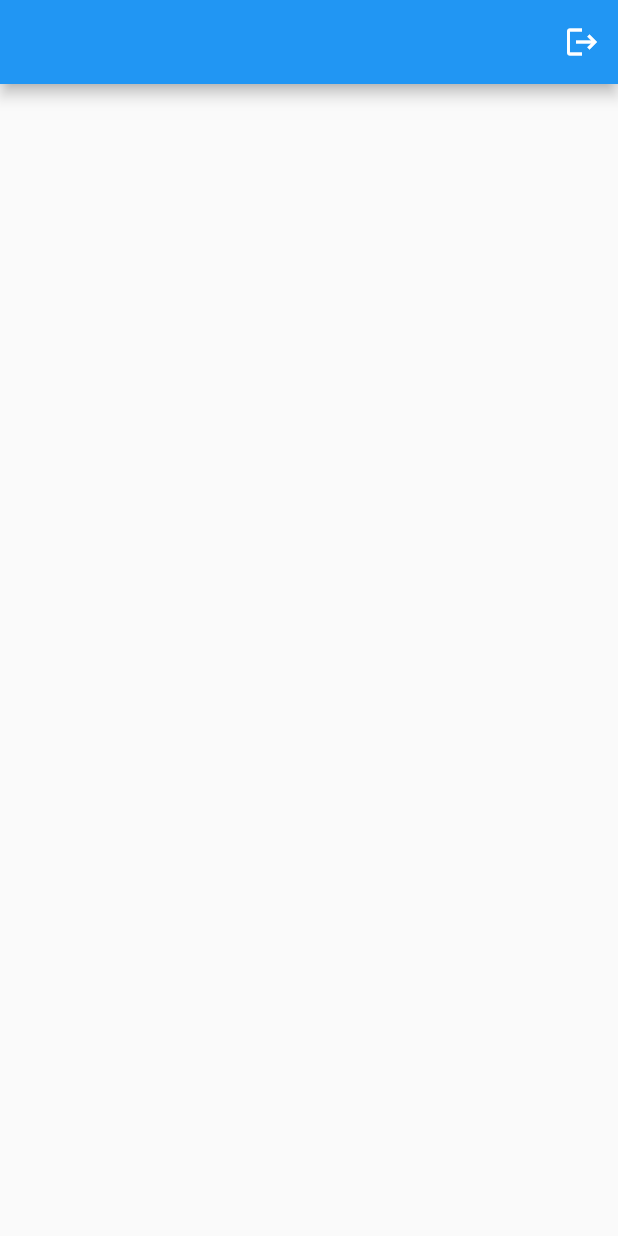
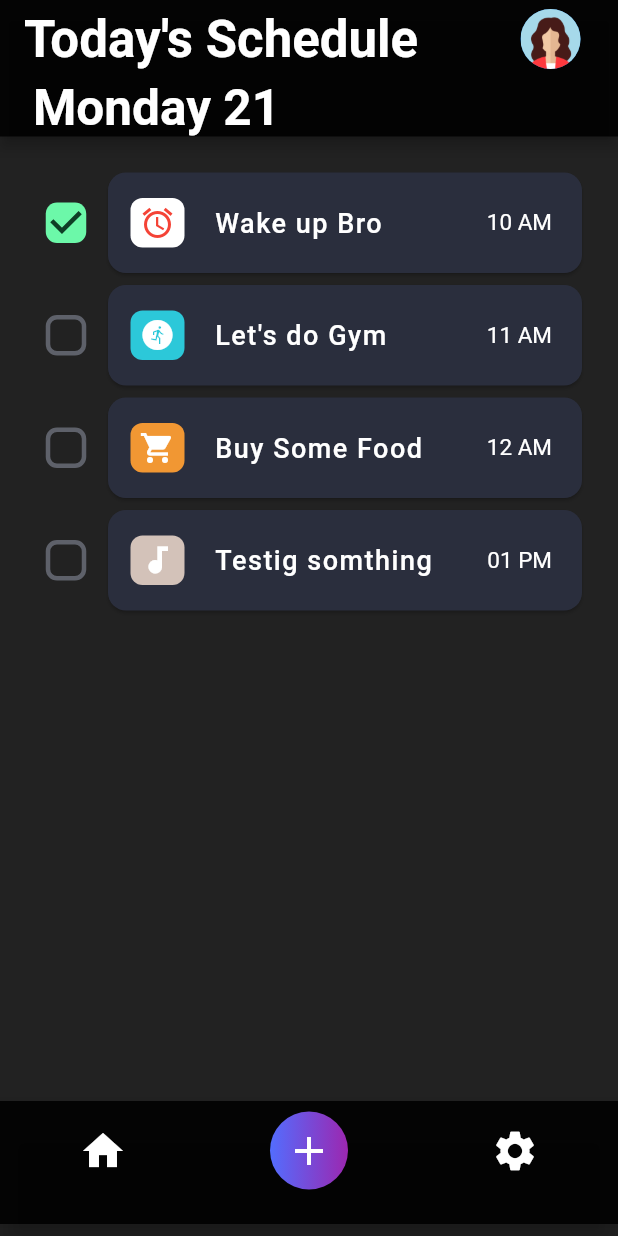
Before and after one commit to putrilydia/todo, a Flutter app: the HomePage screen opened directly, on a phone screen of 412 x 824 dp. Run offline on Flutter 3.47's test engine with Material 2 defaults, Android fonts, the phone set to English and light mode, and no system bars; our stand-ins replace firebase_auth, firebase_core, flutter_secure_storage, flutter_svg, google_sign_in, otp_text_field; accounts and stored records are empty.

Commit message:
create home page

```diff
--- /dev/null
+++ b/lib/Custom/TodoCard.dart
@@ -0,0 +1,101 @@
+import 'package:flutter/material.dart';
+
+class TodoCard extends StatelessWidget {
+  const TodoCard(
+      {Key? key,
+      required this.title,
+      required this.iconData,
+      required this.iconColor,
+      required this.time,
+      required this.check,
+      required this.iconBgColor})
+      : super(key: key);
+
+  final String title;
+  final IconData iconData;
+  final Color iconColor;
+  final String time;
+  final bool check;
+  final Color iconBgColor;
+
+  @override
+  Widget build(BuildContext context) {
+    return Container(
+      width: MediaQuery.of(context).size.width,
+      child: Row(
+        children: [
+          Theme(
+            child: Transform.scale(
+              scale: 1.5,
+              child: Checkbox(
+                shape: RoundedRectangleBorder(
+                    borderRadius: BorderRadius.circular(5)),
+                value: check,
+                activeColor: Color(0xff6cf8a9),
+                checkColor: Color(0xff0e3e26),
+                onChanged: (bool? value) {},
+              ),
+            ),
+            data: ThemeData(
+              primarySwatch: Colors.blue,
+              unselectedWidgetColor: Color(0xff5e616a),
+            ),
+          ),
+          Expanded(
+            child: Container(
+              height: 75,
+              child: Card(
+                shape: RoundedRectangleBorder(
+                    borderRadius: BorderRadius.circular(12)),
+                color: Color(0xff2a2e3d),
+                child: Row(
+                  children: [
+                    SizedBox(
+                      width: 15,
+                    ),
+                    Container(
+                      height: 33,
+                      width: 36,
+                      decoration: BoxDecoration(
+                        color: iconBgColor,
+                        borderRadius: BorderRadius.circular(8),
+                      ),
+                      child: Icon(
+                        iconData,
+                        color: iconColor,
+                      ),
+                    ),
+                    SizedBox(
+                      width: 20,
+                    ),
+                    Expanded(
+                      child: Text(
+                        title,
+                        style: TextStyle(
+                          fontSize: 18,
+                          letterSpacing: 1,
+                          fontWeight: FontWeight.w500,
+                          color: Colors.white,
+                        ),
+                      ),
+                    ),
+                    Text(
+                      time,
+                      style: TextStyle(
+                        fontSize: 15,
+                        color: Colors.white,
+                      ),
+                    ),
+                    SizedBox(
+                      width: 20,
+                    ),
+                  ],
+                ),
+              ),
+            ),
+          ),
+        ],
+      ),
+    );
+  }
+}
--- a/lib/main.dart
+++ b/lib/main.dart
@@ -41,7 +41,8 @@ class _MyAppState extends State<MyApp> {
   @override
   Widget build(BuildContext context) {
     return MaterialApp(
-      home: AddTodoPage(),
+      debugShowCheckedModeBanner: false,
+      home: HomePage(),
     );
   }
 }
--- a/lib/pages/HomePage.dart
+++ b/lib/pages/HomePage.dart
@@ -1,6 +1,8 @@
+import 'package:todo/Custom/TodoCard.dart';
 import 'package:todo/Service/Auth_Service.dart';
 import 'package:todo/main.dart';
 import 'package:flutter/material.dart';
+import 'package:todo/pages/AddTodo.dart';
 
 class HomePage extends StatefulWidget {
   HomePage({Key? key}) : super(key: key);
@@ -14,19 +16,159 @@ class _HomePageState extends State<HomePage> {
   @override
   Widget build(BuildContext context) {
     return Scaffold(
+      backgroundColor: Colors.black87,
       appBar: AppBar(
+        backgroundColor: Colors.black87,
+        title: Text(
+          "Today's Schedule",
+          style: TextStyle(
+            fontSize: 34,
+            fontWeight: FontWeight.bold,
+            color: Colors.white,
+          ),
+        ),
         actions: [
-          IconButton(
-              icon: Icon(Icons.logout),
-              onPressed: () async {
-                await authClass.signOut();
-                Navigator.pushAndRemoveUntil(
-                    context,
-                    MaterialPageRoute(builder: (builder) => MyApp()),
-                    (route) => false);
-              }),
+          CircleAvatar(
+            backgroundImage: AssetImage('assets/profile.png'),
+          ),
+          SizedBox(
+            width: 25,
+          ),
         ],
+        bottom: PreferredSize(
+          child: Align(
+            alignment: Alignment.centerLeft,
+            child: Padding(
+              padding: const EdgeInsets.only(left: 22),
+              child: Text(
+                "Monday 21",
+                style: TextStyle(
+                  fontSize: 33,
+                  fontWeight: FontWeight.w600,
+                  color: Colors.white,
+                ),
+              ),
+            ),
+          ),
+          preferredSize: Size.fromHeight(35),
+        ),
+      ),
+      bottomNavigationBar: Padding(
+        padding: const EdgeInsets.symmetric(vertical: 8.0),
+        child: BottomNavigationBar(
+          backgroundColor: Colors.black87,
+          items: [
+            BottomNavigationBarItem(
+              icon: Icon(
+                Icons.home,
+                size: 32,
+                color: Colors.white,
+              ),
+              title: Container(),
+            ),
+            BottomNavigationBarItem(
+              icon: InkWell(
+                onTap: () {
+                  Navigator.push(context,
+                      MaterialPageRoute(builder: (builder) => AddTodoPage()));
+                },
+                child: Container(
+                  height: 52,
+                  width: 52,
+                  decoration: BoxDecoration(
+                      shape: BoxShape.circle,
+                      gradient: LinearGradient(colors: [
+                        Colors.indigoAccent,
+                        Colors.purple,
+                      ])),
+                  child: Icon(
+                    Icons.add,
+                    size: 32,
+                    color: Colors.white,
+                  ),
+                ),
+              ),
+              title: Container(),
+            ),
+            BottomNavigationBarItem(
+              backgroundColor: Colors.black87,
+              icon: Icon(
+                Icons.settings,
+                size: 32,
+                color: Colors.white,
+              ),
+              title: Container(),
+            ),
+          ],
+        ),
+      ),
+      body: SingleChildScrollView(
+        child: Container(
+          height: MediaQuery.of(context).size.height,
+          width: MediaQuery.of(context).size.width,
+          padding: EdgeInsets.symmetric(
+            horizontal: 20,
+            vertical: 20,
+          ),
+          child: Column(
+            children: [
+              TodoCard(
+                title: "Wake up Bro",
+                check: true,
+                iconBgColor: Colors.white,
+                iconColor: Colors.red,
+                iconData: Icons.alarm,
+                time: "10 AM",
+              ),
+              SizedBox(
+                width: 10,
+              ),
+              TodoCard(
+                title: "Let's do Gym",
+                check: false,
+                iconBgColor: Color(0xff2cc8d9),
+                iconColor: Colors.white,
+                iconData: Icons.run_circle,
+                time: "11 AM",
+              ),
+              SizedBox(
+                width: 10,
+              ),
+              TodoCard(
+                title: "Buy Some Food",
+                check: false,
+                iconBgColor: Color(0xfff19733),
+                iconColor: Colors.white,
+                iconData: Icons.local_grocery_store,
+                time: "12 AM",
+              ),
+              SizedBox(
+                width: 10,
+              ),
+              TodoCard(
+                title: "Testig somthing",
+                check: false,
+                iconBgColor: Color(0xffd3c2b9),
+                iconColor: Colors.white,
+                iconData: Icons.audiotrack,
+                time: "01 PM",
+              ),
+              SizedBox(
+                width: 10,
+              ),
+            ],
+          ),
+        ),
       ),
     );
   }
 }
+// IconButton(
+//               icon: Icon(Icons.logout),
+//               onPressed: () async {
+//                 await authClass.signOut();
+//                 Navigator.pushAndRemoveUntil(
+//                     context,
+//                     MaterialPageRoute(builder: (builder) => MyApp()),
+//                     (route) => false);
+//               }),
```
Also changed, not shown: assets/profile.png (added).
